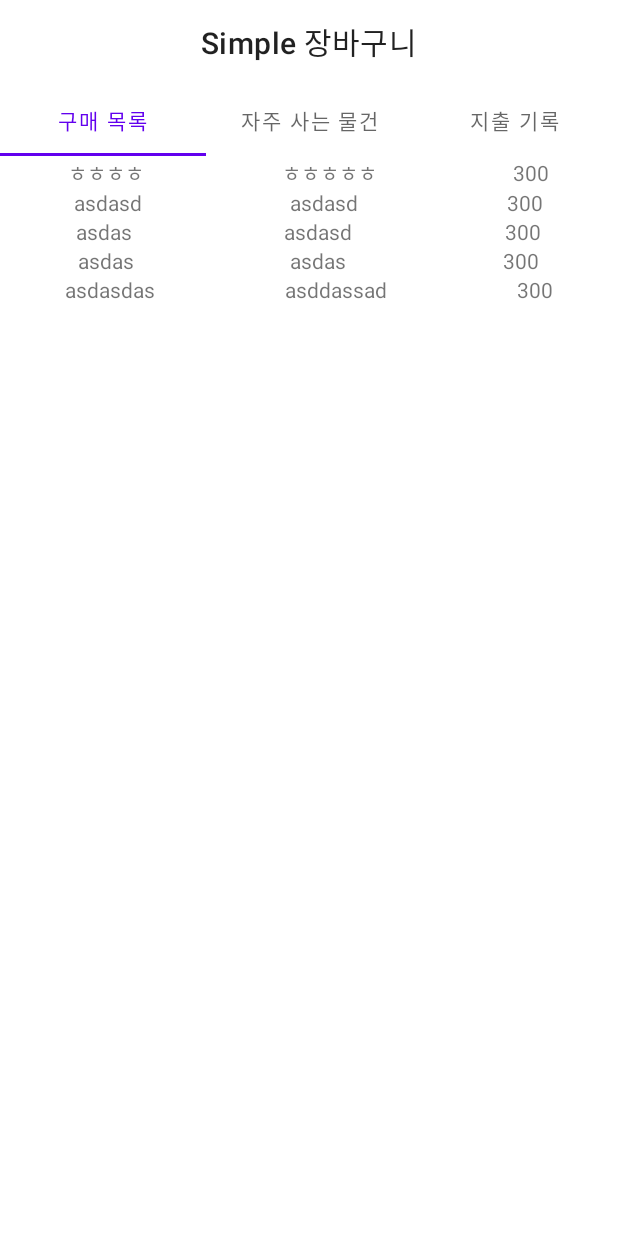
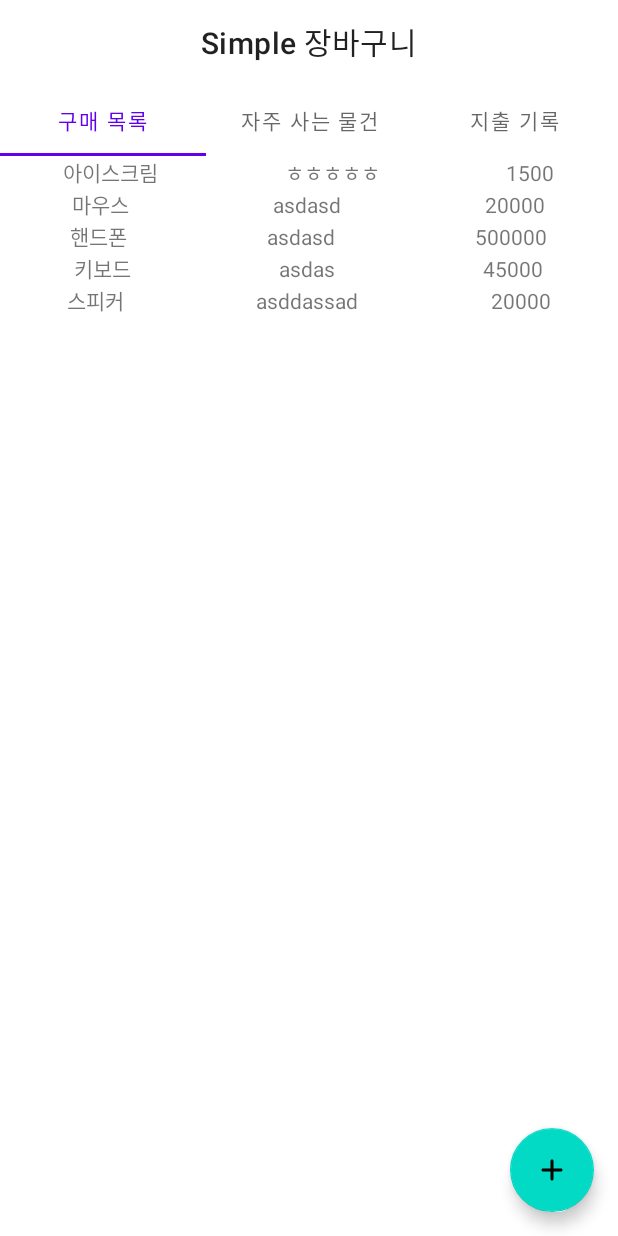
Before and after one commit to jininim/ShoppingList, an Android app: the screen it shows after launch (MainActivity), on a phone screen of 412 x 824 dp. Run offline under Robolectric (Android 15) with nearby library versions, the phone set to English and light mode, and no system bars; our stand-ins replace Room's generated code, data binding.

Commit message:
쇼핑리스트App- 2023-03-25 다음 작업 : fab버튼 클릭시 다이어로그 띄우고 작성한 데이터 데이터베이스에 추가

```diff
--- a/app/build.gradle
+++ b/app/build.gradle
@@ -37,7 +37,9 @@ android {
 }
 
 dependencies {
-
+    implementation 'androidx.activity:activity-ktx:1.7.0'
+    implementation "androidx.room:room-runtime:2.5.1"
+    annotationProcessor "androidx.room:room-compiler:2.5.1"
     implementation 'androidx.core:core-ktx:1.9.0'
     implementation 'androidx.appcompat:appcompat:1.6.1'
     implementation 'com.google.android.material:material:1.8.0'
--- a/app/src/main/java/com/mvvm/basket/ui/list/ProductModel.kt
+++ /dev/null
@@ -1,8 +0,0 @@
-package com.mvvm.basket.ui.list
-
-//상품명 , 판매처 , 가격
-data class ProductModel(
-    var name : String,
-    var place : String,
-    var price : Int
-)
--- a/app/src/main/java/com/mvvm/basket/ui/list/RecyclerAdapter.kt
+++ b/app/src/main/java/com/mvvm/basket/ui/list/RecyclerAdapter.kt
@@ -9,9 +9,10 @@ import android.view.ViewGroup
 import android.widget.TextView
 
 import androidx.recyclerview.widget.RecyclerView
+import com.mvvm.basket.ui.list.db.Product
 
 
-class RecyclerAdapter(private val itemList: MutableList<ProductModel>): RecyclerView.Adapter<RecyclerAdapter.ViewHolder>() {
+class RecyclerAdapter(private val itemList: MutableList<Product>): RecyclerView.Adapter<RecyclerAdapter.ViewHolder>() {
     // (1) 아이템 레이아웃과 결합
     override fun onCreateViewHolder(parent: ViewGroup, viewType: Int): ViewHolder {
         val view = LayoutInflater.from(parent.context).inflate(R.layout.item_recycler, parent, false)
--- a/app/src/main/java/com/mvvm/basket/ui/list/TabOneFragment.kt
+++ b/app/src/main/java/com/mvvm/basket/ui/list/TabOneFragment.kt
@@ -6,8 +6,10 @@ import android.view.LayoutInflater
 import android.view.View
 import android.view.ViewGroup
 import androidx.databinding.DataBindingUtil
+import androidx.recyclerview.widget.LinearLayoutManager
 import com.mvvm.basket.R
 import com.mvvm.basket.databinding.FragmentTabOneBinding
+import com.mvvm.basket.ui.list.db.Product
 
 
 
@@ -16,27 +18,31 @@ class TabOneFragment : Fragment() {
     private val binding get() = _binding!!
 
 
-    private val product = mutableListOf<ProductModel>()
+
+    private val product = mutableListOf<Product>()
     override fun onCreateView(
         inflater: LayoutInflater, container: ViewGroup?,
         savedInstanceState: Bundle?
     ): View {
-        _binding = DataBindingUtil.inflate(inflater,R.layout.fragment_tab_one,container,false)
+        _binding = DataBindingUtil.inflate(inflater, R.layout.fragment_tab_one, container, false)
 
+        val adapter = RecyclerAdapter(product)
+        binding.Recycle.adapter = adapter
+        binding.Recycle.layoutManager = LinearLayoutManager(requireContext())
 
-       binding.Recycle.adapter = RecyclerAdapter(product)
-
+        //리스트 추가
         product.apply {
-            add(ProductModel("ㅎㅎㅎㅎ","ㅎㅎㅎㅎㅎ",300))
-            add(ProductModel("asdasd","asdasd",300))
-            add(ProductModel("asdas","asdasd",300))
-            add(ProductModel("asdas","asdas",300))
-            add(ProductModel("asdasdas","asddassad",300))
+            add(Product("아이스크림", "ㅎㅎㅎㅎㅎ", 1500))
+            add(Product("마우스", "asdasd", 20000))
+            add(Product("핸드폰", "asdasd", 500000))
+            add(Product("키보드", "asdas", 45000))
+            add(Product("스피커", "asddassad", 20000))
         }
 
 
         return binding.root
     }
+
     override fun onDestroyView() {
         super.onDestroyView()
         _binding = null
--- /dev/null
+++ b/app/src/main/java/com/mvvm/basket/ui/list/db/Product.kt
@@ -0,0 +1,13 @@
+package com.mvvm.basket.ui.list.db
+
+import androidx.room.ColumnInfo
+import androidx.room.Entity
+import androidx.room.PrimaryKey
+
+//상품명 , 판매처 , 가격
+@Entity(tableName = "product_table")
+data class Product(
+    @PrimaryKey @ColumnInfo(name = "name")var name : String,
+    @ColumnInfo(name = "place")var place : String,
+    @ColumnInfo(name ="price")var price : Int
+)
--- /dev/null
+++ b/app/src/main/res/drawable/round_add_24.xml
@@ -0,0 +1,5 @@
+<vector android:height="24dp" android:tint="#000000"
+    android:viewportHeight="24" android:viewportWidth="24"
+    android:width="24dp" xmlns:android="http://schemas.android.com/apk/res/android">
+    <path android:fillColor="@android:color/white" android:pathData="M18,13h-5v5c0,0.55 -0.45,1 -1,1s-1,-0.45 -1,-1v-5H6c-0.55,0 -1,-0.45 -1,-1s0.45,-1 1,-1h5V6c0,-0.55 0.45,-1 1,-1s1,0.45 1,1v5h5c0.55,0 1,0.45 1,1s-0.45,1 -1,1z"/>
+</vector>
--- a/app/src/main/res/layout/fragment_tab_one.xml
+++ b/app/src/main/res/layout/fragment_tab_one.xml
@@ -24,5 +24,17 @@
             app:layout_constraintStart_toStartOf="parent"
             app:layout_constraintTop_toTopOf="parent" />
 
+        <com.google.android.material.floatingactionbutton.FloatingActionButton
+            android:id="@+id/fab"
+            android:layout_width="wrap_content"
+            android:layout_height="wrap_content"
+            android:layout_marginEnd="16dp"
+            android:layout_marginBottom="16dp"
+            app:layout_constraintBottom_toBottomOf="parent"
+            app:layout_constraintEnd_toEndOf="parent"
+            app:srcCompat="@drawable/round_add_24"
+            android:contentDescription="@string/add_product"
+            android:focusable="true" />
+
     </androidx.constraintlayout.widget.ConstraintLayout>
 </layout>
--- a/app/src/main/res/values/strings.xml
+++ b/app/src/main/res/values/strings.xml
@@ -2,4 +2,5 @@
     <string name="app_name">ShoppingBasket</string>
     <!-- TODO: Remove or change this placeholder text -->
     <string name="hello_blank_fragment">Hello blank fragment</string>
+    <string name="add_product">항목 추가</string>
 </resources>
```
Also changed, not shown: app/src/main/java/com/mvvm/basket/ui/list/db/ProductDao.kt (added, +19 -0 lines), app/src/main/java/com/mvvm/basket/ui/list/db/ProductRepository.kt (added, +18 -0 lines), app/src/main/java/com/mvvm/basket/ui/list/db/ProductRoomDatabase.kt (added, +29 -0 lines), app/src/main/java/com/mvvm/basket/ui/list/db/ProductViewModel.kt (added, +25 -0 lines).
